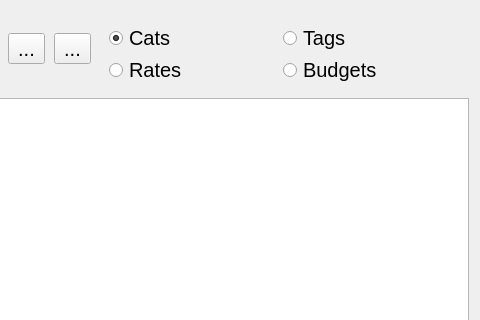
First picture: the form in ui/SimpleReport.ui, repository utamons/tm3, before the edit; both pictures show x 539 to 1019 and y 0 to 320 of the 1019 by 673 pixel window.
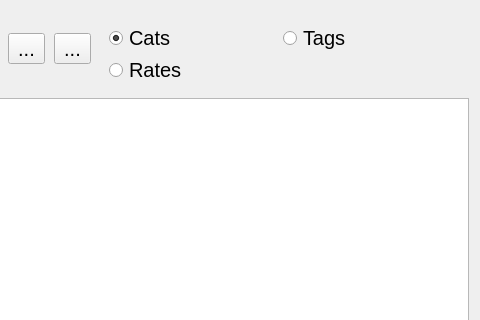
Second picture: the form after the edit. Icons and pictures are not drawn.

Commit message: removed budjets

```diff
--- a/ui/SimpleReport.ui
+++ b/ui/SimpleReport.ui
@@ -261,19 +261,6 @@
          <number>0</number>
         </property>
         <layout class="QGridLayout" name="gridLayout">
-         <item row="2" column="1">
-          <widget class="QRadioButton" name="radBudjet">
-           <property name="font">
-            <font>
-             <family>Tahoma</family>
-             <pointsize>15</pointsize>
-            </font>
-           </property>
-           <property name="text">
-            <string>Budgets</string>
-           </property>
-          </widget>
-         </item>
          <item row="2" column="0">
           <widget class="QRadioButton" name="radRate">
            <property name="font">
```
Left out of the diff: 16 changed lines with no effect on the pictures. The commit also changes 18 other files.
